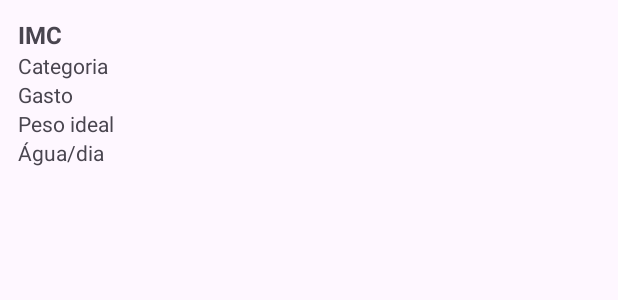
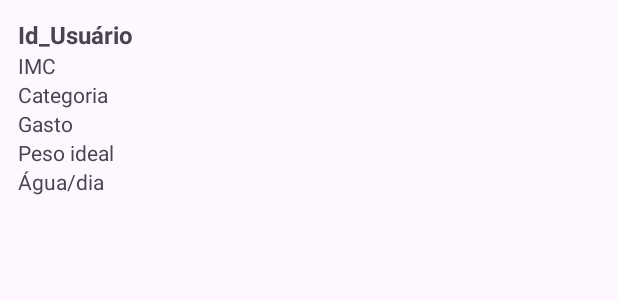
Before and after one commit to FranciscoGMaldonado/ImFitPlus, an Android app: the layout tile_history.xml on its own in the app's theme, with its tools: preview values and no code run, on a phone screen of 412 x 824 dp. Shown: the top 300 px of the screen. Run offline under Robolectric (Android 15) with nearby library versions, the phone set to English and light mode, and no system bars.

Commit message:
refactor(layout): ajustes e adição de componentes nos xml referentes ao histórico

```diff
--- a/app/src/main/res/layout/historico_tela.xml
+++ b/app/src/main/res/layout/historico_tela.xml
@@ -12,8 +12,21 @@
         android:id="@+id/historyRv"
         android:layout_width="0dp"
         android:layout_height="0dp"
+        app:layout_constraintTop_toTopOf="parent"
+        app:layout_constraintBottom_toTopOf="@+id/btnInicio"
+        app:layout_constraintStart_toStartOf="parent"
+        app:layout_constraintEnd_toEndOf="parent" />
+
+    <Button
+        android:id="@+id/btnInicio"
+        android:layout_width="211dp"
+        android:layout_height="66dp"
+        android:layout_marginBottom="52dp"
+        android:padding="16dp"
+        android:text="Voltar ao Início"
         app:layout_constraintBottom_toBottomOf="parent"
-        app:layout_constraintStart_toStartOf="parent"
-        app:layout_constraintEnd_toEndOf="parent"/>
+        app:layout_constraintEnd_toEndOf="parent"
+        app:layout_constraintHorizontal_bias="0.497"
+        app:layout_constraintStart_toStartOf="parent" />
 
 </androidx.constraintlayout.widget.ConstraintLayout>
--- a/app/src/main/res/layout/tile_history.xml
+++ b/app/src/main/res/layout/tile_history.xml
@@ -1,51 +1,45 @@
 <?xml version="1.0" encoding="utf-8"?>
-<androidx.constraintlayout.widget.ConstraintLayout xmlns:android="http://schemas.android.com/apk/res/android"
-    xmlns:app="http://schemas.android.com/apk/res-auto"
-    xmlns:tools="http://schemas.android.com/tools"
+<LinearLayout xmlns:android="http://schemas.android.com/apk/res/android"
+    android:orientation="vertical"
     android:padding="12dp"
     android:layout_width="match_parent"
-    android:layout_height="wrap_content"
-    tools:context=".adapter.HistoryAdapter">
+    android:layout_height="wrap_content">
+
+    <TextView
+        android:id="@+id/idUser"
+        android:text="Id_Usuário"
+        android:textStyle="bold"
+        android:textSize="16sp"
+        android:layout_width="match_parent"
+        android:layout_height="wrap_content" />
 
     <TextView
         android:id="@+id/imcTv"
         android:text="IMC"
-        android:textStyle="bold"
-        android:textSize="16sp"
-        android:layout_width="wrap_content"
-        android:layout_height="wrap_content"
-        app:layout_constraintTop_toTopOf="parent"
-        app:layout_constraintStart_toStartOf="parent"/>
+        android:layout_width="match_parent"
+        android:layout_height="wrap_content" />
 
     <TextView
         android:id="@+id/categoriaTv"
         android:text="Categoria"
-        android:layout_width="wrap_content"
-        android:layout_height="wrap_content"
-        app:layout_constraintTop_toBottomOf="@id/imcTv"
-        app:layout_constraintStart_toStartOf="parent"/>
+        android:layout_width="match_parent"
+        android:layout_height="wrap_content" />
 
     <TextView
         android:id="@+id/gastoTv"
         android:text="Gasto"
-        android:layout_width="wrap_content"
-        android:layout_height="wrap_content"
-        app:layout_constraintTop_toBottomOf="@id/categoriaTv"
-        app:layout_constraintStart_toStartOf="parent"/>
+        android:layout_width="match_parent"
+        android:layout_height="wrap_content" />
 
     <TextView
         android:id="@+id/pesoIdealTv"
         android:text="Peso ideal"
-        android:layout_width="wrap_content"
-        android:layout_height="wrap_content"
-        app:layout_constraintTop_toBottomOf="@id/gastoTv"
-        app:layout_constraintStart_toStartOf="parent"/>
+        android:layout_width="match_parent"
+        android:layout_height="wrap_content" />
 
     <TextView
         android:id="@+id/aguaTv"
         android:text="Água/dia"
-        android:layout_width="wrap_content"
-        android:layout_height="wrap_content"
-        app:layout_constraintTop_toBottomOf="@id/pesoIdealTv"
-        app:layout_constraintStart_toStartOf="parent"/>
-</androidx.constraintlayout.widget.ConstraintLayout>
+        android:layout_width="match_parent"
+        android:layout_height="wrap_content" />
+</LinearLayout>
```
